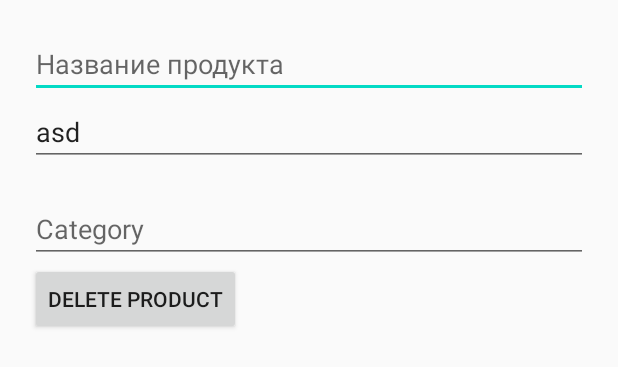
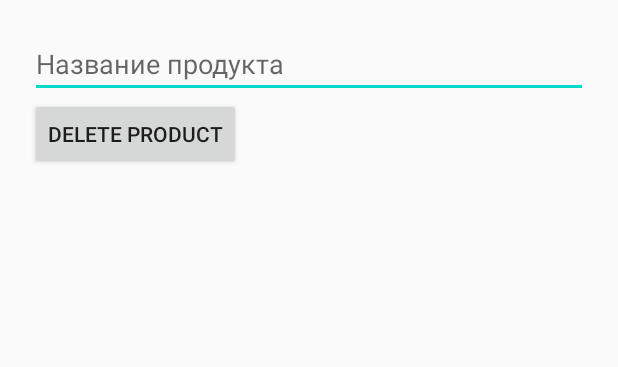
Before and after one commit to machendos/make-eat-easy, an Android app: the layout product_edit_dialog.xml on its own in the app's theme, with its tools: preview values and no code run, on a phone screen of 412 x 824 dp. Shown: the top 367 px of the screen. Run offline under Robolectric (Android 15) with nearby library versions, the phone set to English and light mode, and no system bars.

Commit message:
Simplify layout of edit product

```diff
--- a/app/src/main/res/layout/product_edit_dialog.xml
+++ b/app/src/main/res/layout/product_edit_dialog.xml
@@ -19,35 +19,13 @@
         android:orientation="vertical"
         android:padding="20dp">
 
-        <androidx.appcompat.widget.AppCompatAutoCompleteTextView
+
+        <EditText
             android:layout_width="match_parent"
             android:layout_height="wrap_content"
             android:hint="Название продукта"
             android:id="@+id/product_name"
-            android:text="@{product.productName}"
-            android:completionThreshold="1" />
-
-
-        <androidx.appcompat.widget.AppCompatAutoCompleteTextView
-            android:layout_width="match_parent"
-            android:layout_height="wrap_content"
-            android:id="@+id/measure_name"
-            android:hint="Measure"
-            android:text="asd"
-            android:completionThreshold="1" />
-
-        <TextView
-            android:layout_width="wrap_content"
-            android:layout_height="wrap_content"
-            android:text="@{product.productName + 'a'}"/>
-
-
-        <androidx.appcompat.widget.AppCompatAutoCompleteTextView
-            android:layout_width="match_parent"
-            android:layout_height="wrap_content"
-            android:hint="Category"
-            android:id="@+id/category_name"
-            android:completionThreshold="1" />
+            android:text="@{product.productName}"/>
 
         <Button
             android:id="@+id/product_delete_button"
@@ -56,6 +34,5 @@
             android:text="Delete product"
             />
 
-
     </androidx.appcompat.widget.LinearLayoutCompat>
 </layout>
```
